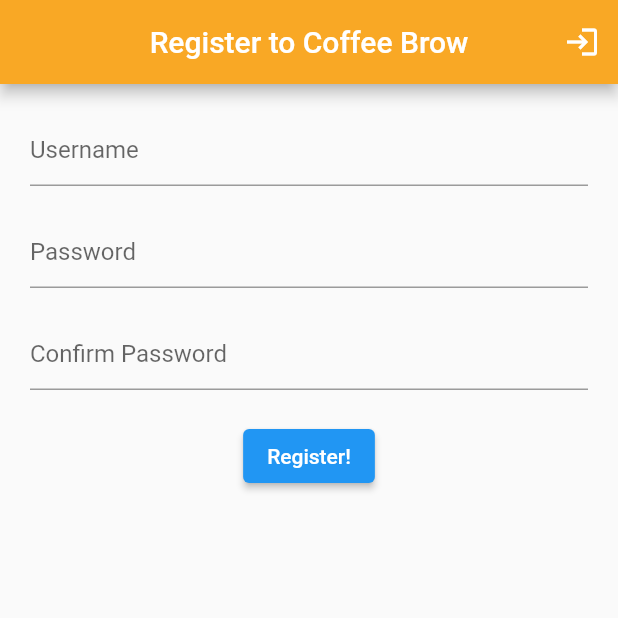
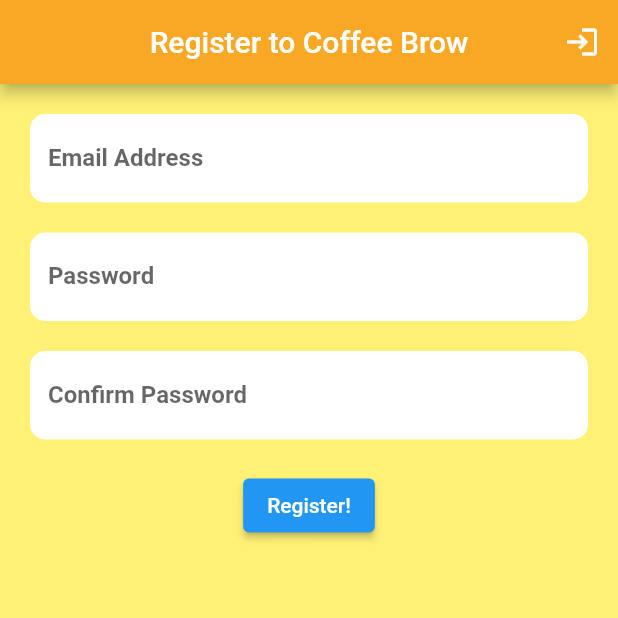
Before and after one commit to prog-ankit/Coffee-Crew, a Flutter app: the screen it shows after launch, after a tap on "Login!", after a tap on the "person add alt" icon, on a phone screen of 412 x 824 dp, the top half of it. Run offline on Flutter 3.47's test engine with Material 2 defaults, Android fonts, the phone set to English and light mode, and no system bars; our stand-ins replace firebase_auth, firebase_core; missing offline and left inert: dart:js; accounts and stored records are empty.

Commit message:
Added Input Decoration for TextForm field

```diff
--- /dev/null
+++ b/lib/design/inputdecorated.dart
@@ -0,0 +1,14 @@
+import 'package:flutter/material.dart';
+
+final inputdecorator = InputDecoration(
+    labelStyle: TextStyle(fontWeight: FontWeight.bold),
+    fillColor: Colors.white,
+    filled: true,
+    focusedBorder: OutlineInputBorder(
+      borderSide: BorderSide(color: Colors.blue.shade300),
+      borderRadius: const BorderRadius.all(Radius.circular(10.0)),
+    ),
+    enabledBorder: const OutlineInputBorder(
+      borderSide: BorderSide(color: Colors.transparent),
+      borderRadius: BorderRadius.all(Radius.circular(10.0)),
+    ));
--- a/lib/screens/authenticate/register.dart
+++ b/lib/screens/authenticate/register.dart
@@ -1,3 +1,4 @@
+import 'package:brew_crew/design/inputdecorated.dart';
 import 'package:brew_crew/services/auth.dart';
 import 'package:firebase_auth/firebase_auth.dart';
 import 'package:flutter/material.dart';
@@ -14,12 +15,13 @@ class _RegisterState extends State<Register> {
   late String email;
   late String password;
 
-  AuthService _authService = new AuthService();
+  final AuthService _authService = AuthService();
   final _formKey = GlobalKey<FormState>();
 
   @override
   Widget build(BuildContext context) {
     return Scaffold(
+      backgroundColor: Colors.yellow.shade300,
       appBar: AppBar(
         backgroundColor: Colors.yellow.shade800,
         title: const Text("Register to Coffee Brow"),
@@ -29,7 +31,7 @@ class _RegisterState extends State<Register> {
               onPressed: () {
                 widget.toggleView();
               },
-              icon: Icon(Icons.login))
+              icon: const Icon(Icons.login))
         ],
       ),
       body: Container(
@@ -39,53 +41,58 @@ class _RegisterState extends State<Register> {
               child: Column(
                 children: <Widget>[
                   TextFormField(
-                    decoration: const InputDecoration(
-                      hintText: 'Username',
-                    ),
+                    decoration: inputdecorator.copyWith(
+                        label: const Text('Email Address')),
                     onChanged: (value) => setState(() {
                       email = value;
                     }),
                     validator: (value) {
-                      if (value == null || value.isEmpty)
-                        return "Username Can't be Empty";
-                      else
-                        return null;
+                      value == null || value.isEmpty
+                          ? "Username Can't be Empty"
+                          : null;
+                      // if (value == null || value.isEmpty)
+                      //   return "Username Can't be Empty";
+                      // else
+                      //   return null;
                     },
                   ),
-                  SizedBox(
+                  const SizedBox(
                     height: 20.0,
                   ),
                   TextFormField(
                     obscureText: true,
-                    decoration: const InputDecoration(
-                      hintText: 'Password',
-                    ),
+                    decoration:
+                        inputdecorator.copyWith(label: const Text('Password')),
                     onChanged: (value) => setState(() {
                       password = value;
                     }),
                     validator: (value) {
-                      if (value!.length < 8)
-                        return "Password must be greater than 8";
-                      else
-                        return null;
+                      value!.length < 8
+                          ? "Password must be greater than 8"
+                          : null;
+
+                      // if (value!.length < 8)
+                      //   return "Password must be greater than 8";
+                      // else
+                      // return null;
                     },
                   ),
-                  SizedBox(
+                  const SizedBox(
                     height: 20.0,
                   ),
                   TextFormField(
                     obscureText: true,
-                    decoration: const InputDecoration(
-                      hintText: 'Confirm Password',
-                    ),
+                    decoration: inputdecorator.copyWith(
+                        label: const Text('Confirm Password')),
                     validator: (value) {
-                      if (value != password)
-                        return "Password Doesn't match!!";
-                      else
-                        return null;
+                      value != password ? "Password Doesn't match!!" : null;
+                      // if (value != password)
+                      //   return;
+                      // else
+                      //   return null;
                     },
                   ),
-                  SizedBox(
+                  const SizedBox(
                     height: 20.0,
                   ),
                   ElevatedButton(
--- a/lib/screens/authenticate/signin.dart
+++ b/lib/screens/authenticate/signin.dart
@@ -1,3 +1,4 @@
+import 'package:brew_crew/design/inputdecorated.dart';
 import 'package:brew_crew/model/user.dart';
 import 'package:brew_crew/services/auth.dart';
 import 'package:flutter/material.dart';
@@ -23,6 +24,7 @@ class _SignInState extends State<SignIn> {
     final currUser = Provider.of<custUser>(context);
 
     return Scaffold(
+      backgroundColor: Colors.yellow.shade300,
       appBar: AppBar(
         backgroundColor: Colors.yellow.shade800,
         title: const Text("Login to Coffee Brow"),
@@ -42,9 +44,8 @@ class _SignInState extends State<SignIn> {
               child: Column(
                 children: <Widget>[
                   TextFormField(
-                      decoration: const InputDecoration(
-                        hintText: 'Username',
-                      ),
+                      decoration: inputdecorator.copyWith(
+                          label: const Text('Email Address')),
                       onChanged: (value) => setState(() {
                             email = value;
                           }),
@@ -61,9 +62,8 @@ class _SignInState extends State<SignIn> {
                   ),
                   TextFormField(
                     obscureText: true,
-                    decoration: const InputDecoration(
-                      hintText: 'Password',
-                    ),
+                    decoration:
+                        inputdecorator.copyWith(label: const Text('Password')),
                     onChanged: (value) => setState(() {
                       password = value;
                     }),
```
